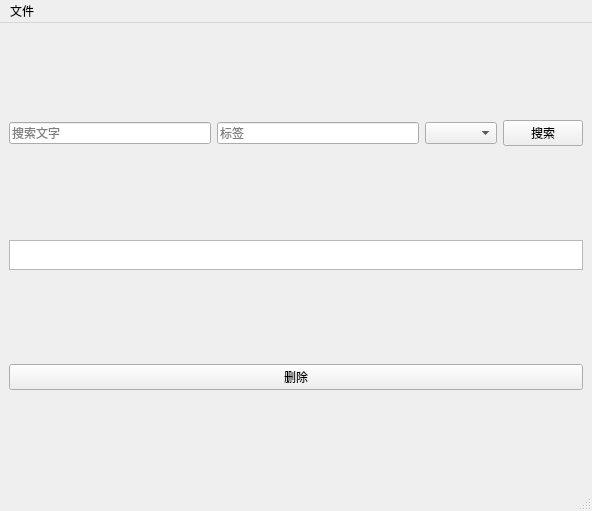
Before: the Qt Designer form labeled_files/main.ui in liyihc/labeled-files, drawn with Qt 5.
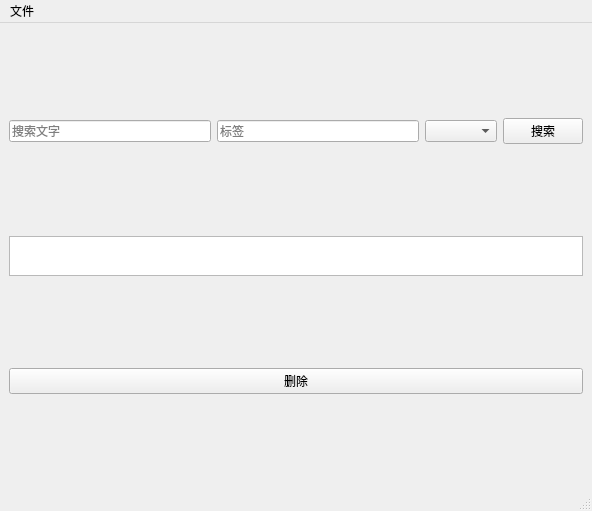
After: the same form once the commit is applied.

Commit message: sort by visit time

Diff of the .ui file:
```diff
--- a/labeled_files/main.ui
+++ b/labeled_files/main.ui
@@ -61,7 +61,7 @@
       <property name="maximumSize">
        <size>
         <width>16777215</width>
-        <height>30</height>
+        <height>40</height>
        </size>
       </property>
       <property name="palette">
```
The commit also changes 2 other files.
